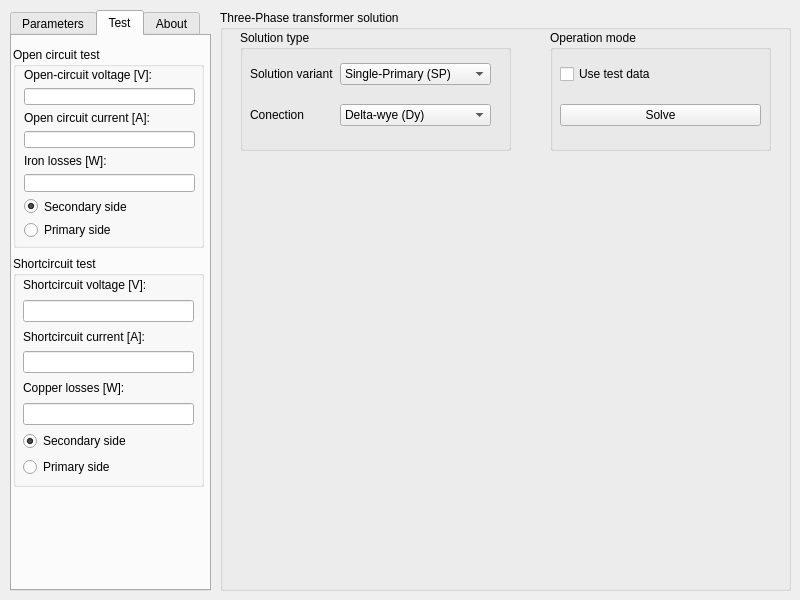
First picture: the form in trafos.ui, repository IceMerman/TransformerSolution, before the edit.
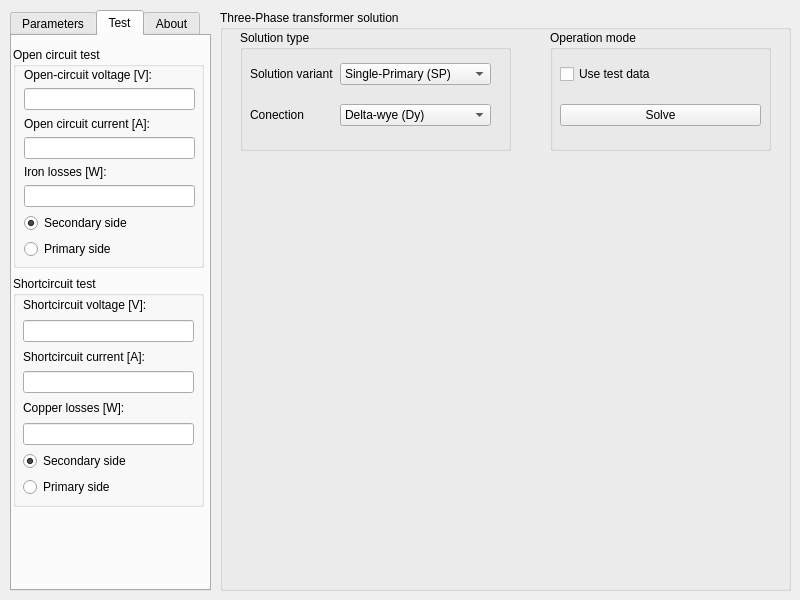
Second picture: the form after the edit. The open tabs and pages were chosen to show the change. Icons and pictures are not drawn.

Commit message: Verified impedance transformation from one side to another accodring to the side of the test.

The edit to the form file:
```diff
--- a/trafos.ui
+++ b/trafos.ui
@@ -268,7 +268,7 @@
      <property name="geometry">
       <rect>
        <x>1</x>
-       <y>220</y>
+       <y>240</y>
        <width>191</width>
        <height>231</height>
       </rect>
@@ -363,7 +363,7 @@
        <x>1</x>
        <y>11</y>
        <width>191</width>
-       <height>201</height>
+       <height>221</height>
       </rect>
      </property>
      <property name="toolTip">
@@ -378,7 +378,7 @@
         <x>11</x>
         <y>21</y>
         <width>171</width>
-        <height>171</height>
+        <height>191</height>
        </rect>
       </property>
       <layout class="QVBoxLayout" name="verticalLayout">
```
Left out of the diff: 2 changed lines with no effect on the pictures. The commit also changes 2 other files.
